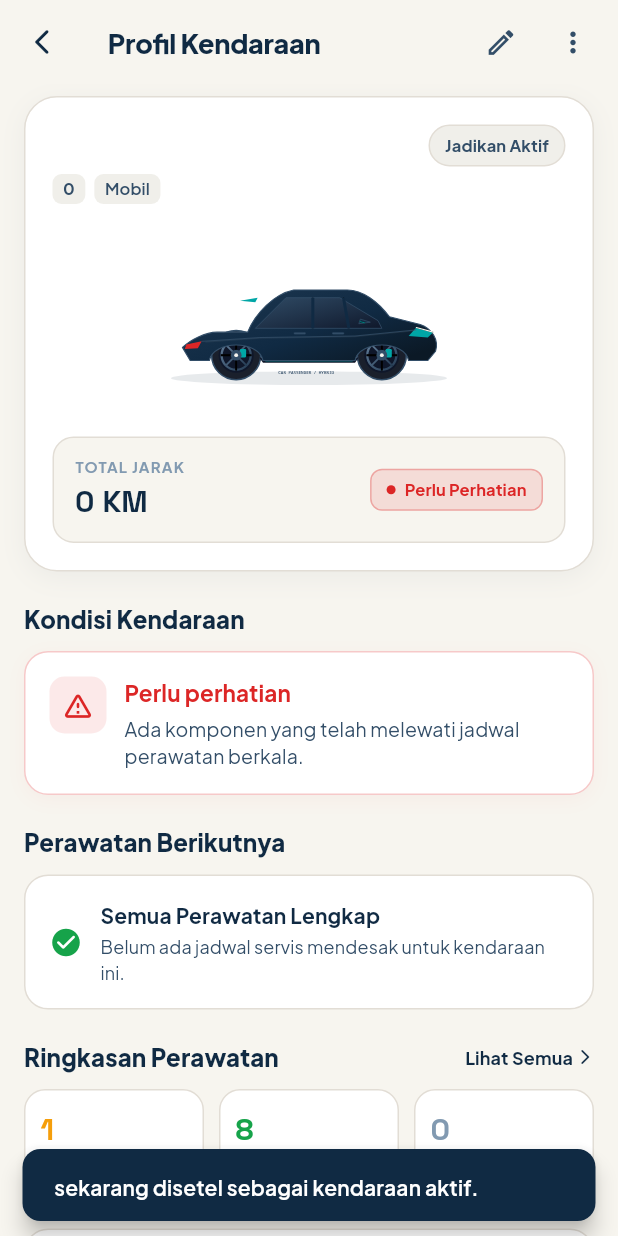
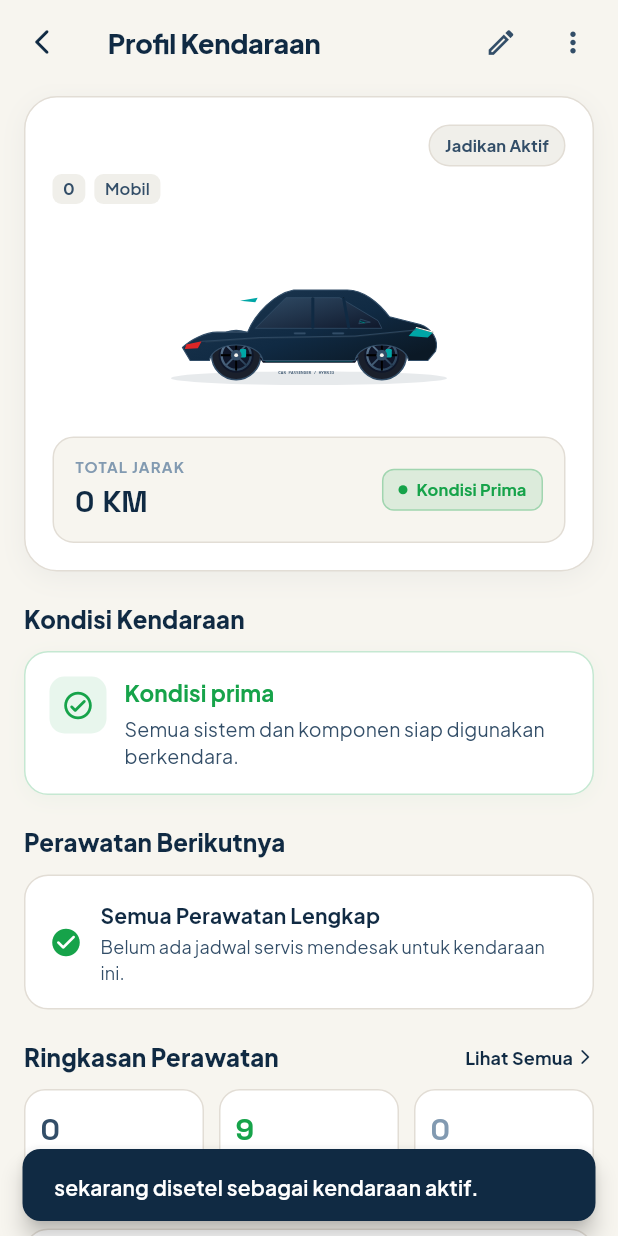
Before and after one commit to laomanda/deteksi-kendaraan, a Flutter app: the VehicleDetailPage screen opened directly with empty values, after a tap on "Jadikan Aktif", on a phone screen of 412 x 824 dp. Run offline on Flutter 3.47's test engine with Material 3 defaults, Android fonts, the phone set to English and light mode, and no system bars; drawn by our look-alikes of flutter_animate; our stand-ins replace flutter_dotenv, flutter_local_notifications, flutter_map, flutter_riverpod, flutter_svg, geolocator and 12 more; missing offline and left inert: dart:js_interop, file_selector; accounts and stored records are empty; network calls fail.

Commit message:
update again

```diff
--- a/lib/features/dashboard/presentation/widgets/dashboard_monthly_activity_card.dart
+++ b/lib/features/dashboard/presentation/widgets/dashboard_monthly_activity_card.dart
@@ -125,7 +125,7 @@ class DashboardMonthlyActivityCard extends ConsumerWidget {
                 child: _buildMetricItem(
                   icon: HugeIcons.strokeRoundedRoute01,
                   label: 'Jarak Tempuh',
-                  value: '${stats.formattedDistance} KM',
+                  value: stats.formattedDistance.toUpperCase(),
                 ),
               ),
               Container(
--- a/lib/features/dashboard/presentation/widgets/dashboard_next_maintenance_card.dart
+++ b/lib/features/dashboard/presentation/widgets/dashboard_next_maintenance_card.dart
@@ -112,7 +112,7 @@ class DashboardNextMaintenanceCard extends ConsumerWidget {
           statusBorder = const Color(0xFFFDE68A);
           statusPillLabel = 'Perlu Perhatian';
           final kmText = nextItem.remainingKm > 0
-              ? '${DateFormatter.formatKm(nextItem.remainingKm.toDouble())} KM'
+              ? '${DateFormatter.formatKm(nextItem.remainingKm.toDouble(), includeUnit: false)} KM'
               : '0 KM';
           recommendationText = 'Disarankan dalam $kmText lagi';
         } else {
@@ -121,7 +121,7 @@ class DashboardNextMaintenanceCard extends ConsumerWidget {
           statusBorder = const Color(0xFFCCFBF1);
           statusPillLabel = 'Jadwal Berkala';
           final kmText = nextItem.remainingKm > 0
-              ? '${DateFormatter.formatKm(nextItem.remainingKm.toDouble())} KM'
+              ? '${DateFormatter.formatKm(nextItem.remainingKm.toDouble(), includeUnit: false)} KM'
               : '0 KM';
           recommendationText = 'Disarankan dalam $kmText lagi';
         }
--- a/lib/features/dashboard/presentation/widgets/dashboard_vehicle_selector.dart
+++ b/lib/features/dashboard/presentation/widgets/dashboard_vehicle_selector.dart
@@ -190,7 +190,7 @@ class DashboardVehicleSelector extends ConsumerWidget {
                           ),
                         ),
                         subtitle: Text(
-                          '${v.year} • ${DateFormatter.formatKm(v.currentKilometer)} KM',
+                          '${v.year} • ${DateFormatter.formatKm(v.currentKilometer, includeUnit: false)} KM',
                           style: GoogleFonts.plusJakartaSans(
                             color: AppColors.secondarySteel,
                             fontSize: 11,
--- a/lib/features/dashboard/presentation/widgets/dashboard_vehicle_summary_card.dart
+++ b/lib/features/dashboard/presentation/widgets/dashboard_vehicle_summary_card.dart
@@ -230,7 +230,7 @@ class DashboardVehicleSummaryCard extends ConsumerWidget {
                               ),
                               const SizedBox(height: 2),
                               Text(
-                                '${DateFormatter.formatKm(vehicle.currentKilometer)} KM',
+                                '${DateFormatter.formatKm(vehicle.currentKilometer, includeUnit: false)} KM',
                                 style: GoogleFonts.spaceGrotesk(
                                   color: AppColors.primaryNavy,
                                   fontSize: 24,
--- a/lib/features/maintenance/domain/health_calculation_service.dart
+++ b/lib/features/maintenance/domain/health_calculation_service.dart
@@ -120,23 +120,38 @@ class HealthCalculationService {
     required int currentOdometer,
     required int defaultIntervalKm,
     MaintenancePriceModel? priceEstimate,
+    DateTime? currentDate,
   }) {
-    final usedKm = math.max(0, currentOdometer - item.lastServiceOdometer);
-    final remainingKm = math.max(0, defaultIntervalKm - usedKm);
-    final healthPercentage = defaultIntervalKm > 0
-        ? ((remainingKm / defaultIntervalKm) * 100.0).clamp(0.0, 100.0)
-        : 100.0;
+    final now = currentDate ?? DateTime.now();
+    final isTimeOnly = defaultIntervalKm <= 0;
+    final usedKm = isTimeOnly ? 0 : math.max(0, currentOdometer - item.lastServiceOdometer);
+    final remainingKm = isTimeOnly ? 0 : math.max(0, defaultIntervalKm - usedKm);
+
+    double healthPercentage;
+    if (isTimeOnly) {
+      if (item.intervalMonth != null && item.intervalMonth! > 0) {
+        final lastDate = item.lastServiceDate ?? now;
+        final daysInInterval = item.intervalMonth! * 30;
+        final elapsedDays = math.max(0, now.difference(lastDate).inDays);
+        final remainingDays = math.max(0, daysInInterval - elapsedDays);
+        healthPercentage = ((remainingDays / daysInInterval) * 100.0).clamp(0.0, 100.0);
+      } else {
+        healthPercentage = 100.0;
+      }
+    } else {
+      healthPercentage = ((remainingKm / defaultIntervalKm) * 100.0).clamp(0.0, 100.0);
+    }
 
     String status;
-    if (remainingKm == 0 || healthPercentage <= 0) {
+    if (healthPercentage <= 0.0 || (!isTimeOnly && remainingKm <= 0)) {
       status = 'OVERDUE';
-    } else if (remainingKm <= (0.25 * defaultIntervalKm) || healthPercentage <= 25.0) {
+    } else if (healthPercentage <= 25.0 || (!isTimeOnly && remainingKm <= (0.25 * defaultIntervalKm))) {
       status = 'DUE SOON';
     } else {
       status = 'GOOD';
     }
 
-    final nextServiceOdo = item.lastServiceOdometer + defaultIntervalKm;
+    final nextServiceOdo = isTimeOnly ? currentOdometer : item.lastServiceOdometer + defaultIntervalKm;
 
     return VehicleMaintenanceHealth(
       item: item,
--- a/lib/features/maintenance/presentation/pages/add_service_page.dart
+++ b/lib/features/maintenance/presentation/pages/add_service_page.dart
@@ -429,7 +429,7 @@ class _AddServicePageState extends ConsumerState<AddServicePage> {
                         const SizedBox(height: 2),
                         Text(
                           widget.preselectedItem?.intervalKm != null
-                              ? 'Interval: ${DateFormatter.formatKm(widget.preselectedItem!.intervalKm!.toDouble())} KM'
+                              ? 'Interval: ${DateFormatter.formatKm(widget.preselectedItem!.intervalKm!.toDouble(), includeUnit: false)} KM'
                               : 'Komponen Terjadwal',
                           style: AppTypography.captionSubtle.copyWith(color: AppColors.textSecondary),
                         ),
--- a/lib/features/maintenance/presentation/screens/maintenance_screen.dart
+++ b/lib/features/maintenance/presentation/screens/maintenance_screen.dart
@@ -321,7 +321,7 @@ class _MaintenanceScreenState extends ConsumerState<MaintenanceScreen> {
 
                 // Total Odometer in Space Grotesk
                 Text(
-                  '${DateFormatter.formatKm(vehicle.currentKilometer)} KM • $totalComponents Komponen Dipantau',
+                  '${DateFormatter.formatKm(vehicle.currentKilometer, includeUnit: false)} KM • $totalComponents Komponen Dipantau',
                   style: GoogleFonts.spaceGrotesk(
                     fontSize: 12,
                     color: AppColors.secondarySteel,
--- a/lib/features/maintenance/providers/maintenance_intelligence_providers.dart
+++ b/lib/features/maintenance/providers/maintenance_intelligence_providers.dart
@@ -189,7 +189,7 @@ final maintenanceHealthProvider =
       final repo = ref.read(maintenanceRepositoryProvider);
 
       final healthList = vmList.map((vm) {
-        final intervalKm = vm.intervalKm ?? 3000;
+        final intervalKm = vm.intervalKm ?? (vm.itemCategory == 'battery' || vm.maintenanceId.contains('battery') || vm.maintenanceId.contains('aki') ? 0 : 3000);
         final priceEstimate = repo.getEstimatedPrice(
           vm.itemName ?? vm.maintenanceId,
           vehicleType: vType,
--- a/lib/features/ride_tracking/presentation/screens/ride_tracking_screen.dart
+++ b/lib/features/ride_tracking/presentation/screens/ride_tracking_screen.dart
@@ -395,7 +395,7 @@ class _RideTrackingScreenState extends ConsumerState<RideTrackingScreen> {
                 ),
                 const SizedBox(height: 2),
                 Text(
-                  'Total Odometer: ${DateFormatter.formatKm(vehicle.currentKilometer)} KM',
+                  'Total Odometer: ${DateFormatter.formatKm(vehicle.currentKilometer, includeUnit: false)} KM',
                   style: GoogleFonts.spaceGrotesk(
                     fontSize: 11,
                     color: AppColors.textMuted,
@@ -790,7 +790,7 @@ class _RideTrackingScreenState extends ConsumerState<RideTrackingScreen> {
                         ),
                       ),
                       subtitle: Text(
-                        '${v.year} • ${DateFormatter.formatKm(v.currentKilometer)} KM',
+                        '${v.year} • ${DateFormatter.formatKm(v.currentKilometer, includeUnit: false)} KM',
                         style: GoogleFonts.plusJakartaSans(
                           color: AppColors.secondarySteel,
                           fontSize: 11,
```
Also changed, not shown: 2 other files.
